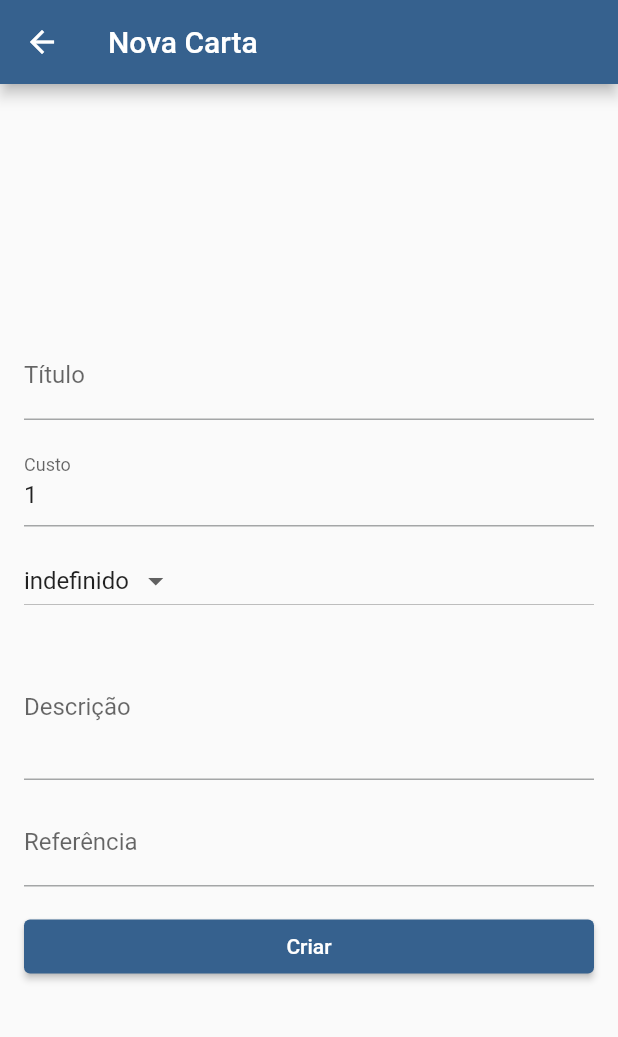
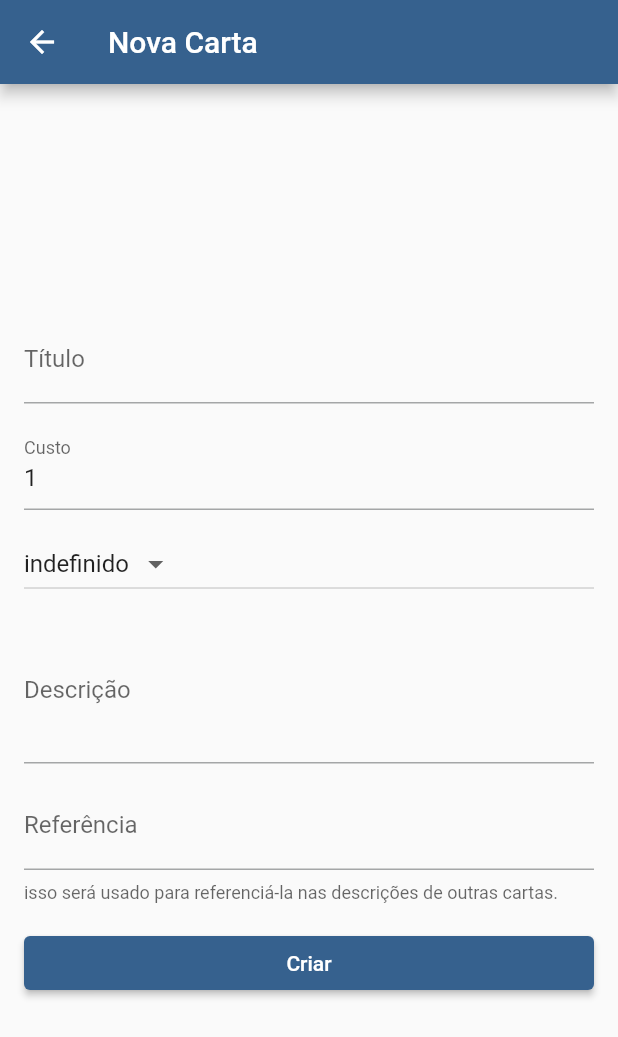
Before and after one commit to fabiorx1/cardnesia, a Flutter app: the screen it shows after launch, after a tap on the "add card" icon, on a phone screen of 412 x 824 dp. Shown: the top 1037 px of the screen. Run offline on Flutter 3.47's test engine with Material 2 defaults, Android fonts, the phone set to English and light mode, and no system bars; our stand-ins replace cloud_firestore, firebase_core, flutter_phosphor_icons; missing offline and left inert: dart:html; accounts and stored records are empty.

Commit message:
fix: atualizando na volta

```diff
--- a/lib/pages/cartas.dart
+++ b/lib/pages/cartas.dart
@@ -22,6 +22,7 @@ class _PaginaDeCartasState extends State<PaginaDeCartas> {
     super.initState();
   }
 
+  late final QuerySnapshot<Map<String, dynamic>> query;
   @override
   Widget build(BuildContext context) {
     return Scaffold(
@@ -32,7 +33,8 @@ class _PaginaDeCartasState extends State<PaginaDeCartas> {
       body: FutureBuilder(
         future: () async {
           PaginaDeCartas.collection = db.collection('cartas');
-          return PaginaDeCartas.collection.get();
+          query = await PaginaDeCartas.collection.get();
+          return query;
         }(),
         builder: (context, snapshot) {
           switch (snapshot.connectionState) {
@@ -47,11 +49,9 @@ class _PaginaDeCartasState extends State<PaginaDeCartas> {
               return const Loading(message: 'Carregando Cartas...');
             case ConnectionState.active:
             case ConnectionState.done:
-              final event =
-                  snapshot.data as QuerySnapshot<Map<String, dynamic>>;
               return GradeDeCartas(
                 cartas: [
-                  for (final doc in event.docs) Carta.fromMap(doc.data())
+                  for (final doc in query.docs) Carta.fromMap(doc.data())
                 ],
               );
           }
@@ -64,7 +64,11 @@ class _PaginaDeCartasState extends State<PaginaDeCartas> {
             MaterialPageRoute(
               builder: (context) => const NovaCarta(),
             ),
-          ).then((_) => Navigator.popAndPushNamed(context, '/'));
+          ).then(
+            (_) => setState(
+              () async => query = await PaginaDeCartas.collection.get(),
+            ),
+          );
         },
         tooltip: 'Nova Carta',
         child: const Icon(Icons.add_card_rounded),
--- a/lib/pages/nova_carta.dart
+++ b/lib/pages/nova_carta.dart
@@ -104,9 +104,14 @@ class _NovaCartaState extends State<NovaCarta> {
                     padding: const EdgeInsets.only(top: 12.0),
                     child: TextFormField(
                       controller: controllers['referencia'],
+                      onChanged: (value) {
+                        controllers['referencia']!.text =
+                            controllers['referencia']!.text.replaceAll(' ', '');
+                      },
                       decoration: InputDecoration(
-                        label: Text(toFirstUpper('referência')),
-                      ),
+                          label: Text(toFirstUpper('referência')),
+                          helperText:
+                              'isso será usado para referenciá-la nas descrições de outras cartas.'),
                     ),
                   ),
                   Padding(
```
